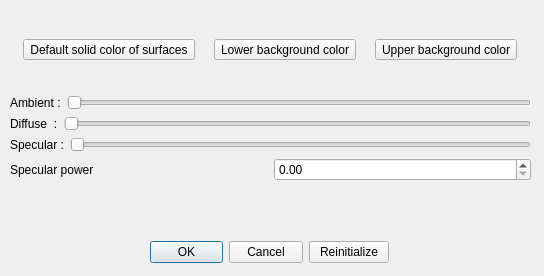
Old version of the form MorphoDig/Qt/mqColorDialog.ui in the repository morphomuseum/MorphoDig.
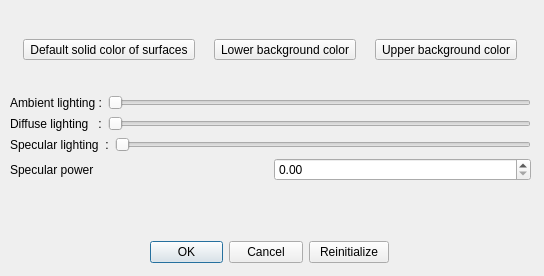
New version of the form. Custom widgets are drawn as their Qt base class.

Commit message: New color lighting captions

Diff of the .ui file:
```diff
--- a/MorphoDig/Qt/mqColorDialog.ui
+++ b/MorphoDig/Qt/mqColorDialog.ui
@@ -55,7 +55,7 @@
         <item>
          <widget class="QLabel" name="label_4">
           <property name="text">
-           <string>Ambient :</string>
+           <string>Ambient lighting :</string>
           </property>
          </widget>
         </item>
@@ -76,7 +76,7 @@
         <item>
          <widget class="QLabel" name="label_3">
           <property name="text">
-           <string>Diffuse  :</string>
+           <string>Diffuse lighting   :</string>
           </property>
          </widget>
         </item>
@@ -97,7 +97,7 @@
         <item>
          <widget class="QLabel" name="label_2">
           <property name="text">
-           <string>Specular :</string>
+           <string>Specular lighting  :</string>
           </property>
          </widget>
         </item>
```
Left out of the diff: 2 changed lines with no effect on the pictures. The commit also changes 1 other file.
